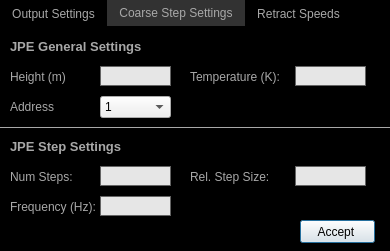
This is Scanner GUI/ApproachModule/generalApproachSettings.ui in afylab/nanoSQUID-Scanning-Software as Qt 5 draws it before an edit. The edited form follows.
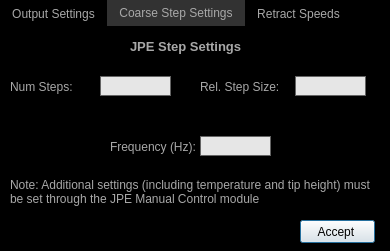
This is the edited form. The open tabs and pages were chosen to show the change.

```diff
--- a/Scanner GUI/ApproachModule/generalApproachSettings.ui
+++ b/Scanner GUI/ApproachModule/generalApproachSettings.ui
@@ -323,7 +323,7 @@
      <property name="geometry">
       <rect>
        <x>100</x>
-       <y>140</y>
+       <y>50</y>
        <width>71</width>
        <height>20</height>
       </rect>
@@ -335,63 +335,11 @@
       <set>Qt::AlignRight|Qt::AlignTrailing|Qt::AlignVCenter</set>
      </property>
     </widget>
-    <widget class="Line" name="line_4">
-     <property name="geometry">
-      <rect>
-       <x>-10</x>
-       <y>100</y>
-       <width>405</width>
-       <height>3</height>
-      </rect>
-     </property>
-     <property name="styleSheet">
-      <string notr="true">#line_4{
-color:rgb(168,168,168)
-}</string>
-     </property>
-     <property name="frameShadow">
-      <enum>QFrame::Plain</enum>
-     </property>
-     <property name="lineWidth">
-      <number>1</number>
-     </property>
-     <property name="orientation">
-      <enum>Qt::Horizontal</enum>
-     </property>
-    </widget>
-    <widget class="QLabel" name="label_title_5">
-     <property name="geometry">
-      <rect>
-       <x>10</x>
-       <y>10</y>
-       <width>311</width>
-       <height>20</height>
-      </rect>
-     </property>
-     <property name="font">
-      <font>
-       <pointsize>10</pointsize>
-       <weight>75</weight>
-       <bold>true</bold>
-      </font>
-     </property>
-     <property name="styleSheet">
-      <string notr="true">#label_title{
-color:rgb(168,168,168)
-}</string>
-     </property>
-     <property name="text">
-      <string>JPE General Settings</string>
-     </property>
-     <property name="alignment">
-      <set>Qt::AlignLeading|Qt::AlignLeft|Qt::AlignVCenter</set>
-     </property>
-    </widget>
     <widget class="QLabel" name="label_10">
      <property name="geometry">
       <rect>
-       <x>10</x>
-       <y>170</y>
+       <x>110</x>
+       <y>110</y>
        <width>111</width>
        <height>22</height>
       </rect>
@@ -400,53 +348,11 @@
       <string>Frequency (Hz):</string>
      </property>
     </widget>
-    <widget class="QLabel" name="label_14">
-     <property name="geometry">
-      <rect>
-       <x>190</x>
-       <y>40</y>
-       <width>111</width>
-       <height>22</height>
-      </rect>
-     </property>
-     <property name="text">
-      <string>Temperature (K):</string>
-     </property>
-    </widget>
-    <widget class="QLineEdit" name="lineEdit_JPE_Temp">
-     <property name="geometry">
-      <rect>
-       <x>295</x>
-       <y>40</y>
-       <width>71</width>
-       <height>20</height>
-      </rect>
-     </property>
-     <property name="text">
-      <string/>
-     </property>
-     <property name="alignment">
-      <set>Qt::AlignRight|Qt::AlignTrailing|Qt::AlignVCenter</set>
-     </property>
-    </widget>
-    <widget class="QLabel" name="label_13">
-     <property name="geometry">
-      <rect>
-       <x>10</x>
-       <y>40</y>
-       <width>111</width>
-       <height>22</height>
-      </rect>
-     </property>
-     <property name="text">
-      <string>Height (m)</string>
-     </property>
-    </widget>
     <widget class="QLabel" name="label_11">
      <property name="geometry">
       <rect>
        <x>10</x>
-       <y>140</y>
+       <y>50</y>
        <width>111</width>
        <height>22</height>
       </rect>
@@ -458,9 +364,9 @@
     <widget class="QLabel" name="label_title_8">
      <property name="geometry">
       <rect>
-       <x>10</x>
-       <y>110</y>
-       <width>311</width>
+       <x>130</x>
+       <y>10</y>
+       <width>141</width>
        <height>20</height>
       </rect>
      </property>
@@ -483,83 +389,11 @@
       <set>Qt::AlignLeading|Qt::AlignLeft|Qt::AlignVCenter</set>
      </property>
     </widget>
-    <widget class="QLineEdit" name="lineEdit_JPE_Height">
-     <property name="geometry">
-      <rect>
-       <x>100</x>
-       <y>40</y>
-       <width>71</width>
-       <height>20</height>
-      </rect>
-     </property>
-     <property name="text">
-      <string/>
-     </property>
-     <property name="alignment">
-      <set>Qt::AlignRight|Qt::AlignTrailing|Qt::AlignVCenter</set>
-     </property>
-    </widget>
-    <widget class="QLabel" name="label_21">
-     <property name="geometry">
-      <rect>
-       <x>10</x>
-       <y>70</y>
-       <width>111</width>
-       <height>22</height>
-      </rect>
-     </property>
-     <property name="text">
-      <string>Address</string>
-     </property>
-    </widget>
-    <widget class="QComboBox" name="comboBox_JPE_Address">
-     <property name="geometry">
-      <rect>
-       <x>100</x>
-       <y>70</y>
-       <width>71</width>
-       <height>22</height>
-      </rect>
-     </property>
-     <property name="currentIndex">
-      <number>0</number>
-     </property>
-     <item>
-      <property name="text">
-       <string>1</string>
-      </property>
-     </item>
-     <item>
-      <property name="text">
-       <string>2</string>
-      </property>
-     </item>
-     <item>
-      <property name="text">
-       <string>3</string>
-      </property>
-     </item>
-     <item>
-      <property name="text">
-       <string>4</string>
-      </property>
-     </item>
-     <item>
-      <property name="text">
-       <string>5</string>
-      </property>
-     </item>
-     <item>
-      <property name="text">
-       <string>6</string>
-      </property>
-     </item>
-    </widget>
     <widget class="QLineEdit" name="lineEdit_JPE_Size">
      <property name="geometry">
       <rect>
        <x>295</x>
-       <y>140</y>
+       <y>50</y>
        <width>71</width>
        <height>20</height>
       </rect>
@@ -574,9 +408,9 @@
     <widget class="QLabel" name="label_12">
      <property name="geometry">
       <rect>
-       <x>190</x>
-       <y>140</y>
-       <width>111</width>
+       <x>200</x>
+       <y>50</y>
+       <width>81</width>
        <height>22</height>
       </rect>
      </property>
@@ -587,8 +421,8 @@
     <widget class="QLineEdit" name="lineEdit_JPE_Freq">
      <property name="geometry">
       <rect>
-       <x>100</x>
-       <y>170</y>
+       <x>200</x>
+       <y>110</y>
        <width>71</width>
        <height>20</height>
       </rect>
@@ -600,6 +434,22 @@
       <set>Qt::AlignRight|Qt::AlignTrailing|Qt::AlignVCenter</set>
      </property>
     </widget>
+    <widget class="QLabel" name="label_13">
+     <property name="geometry">
+      <rect>
+       <x>10</x>
+       <y>150</y>
+       <width>361</width>
+       <height>31</height>
+      </rect>
+     </property>
+     <property name="text">
+      <string>Note: Additional settings (including temperature and tip height) must be set through the JPE Manual Control module</string>
+     </property>
+     <property name="wordWrap">
+      <bool>true</bool>
+     </property>
+    </widget>
    </widget>
    <widget class="QWidget" name="tab_2">
     <property name="styleSheet">
```
Left out of the diff: 137 changed lines with no effect on the pictures.
